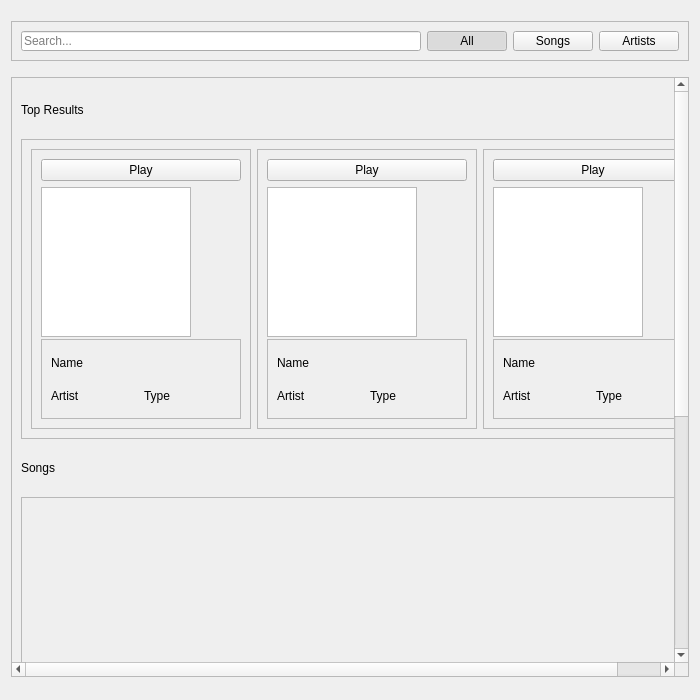
Before: the Qt Designer form client/content/contentSearch.ui in Nmstr/Auralium, drawn with Qt 5.
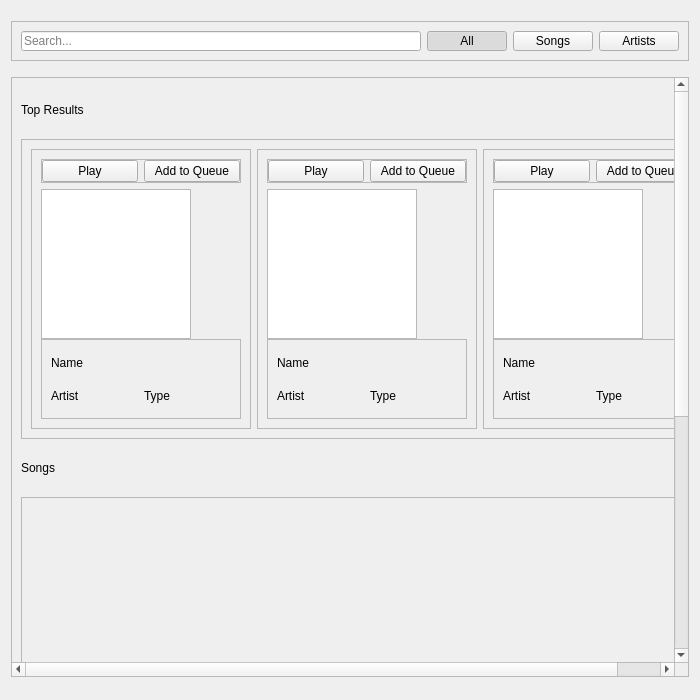
After: the same form once the commit is applied.

Commit message: searched songs can now be added to queue

Diff of the .ui file:
```diff
--- a/client/content/contentSearch.ui
+++ b/client/content/contentSearch.ui
@@ -185,10 +185,41 @@
             </property>
             <layout class="QVBoxLayout" name="verticalLayout_11">
              <item>
-              <widget class="QPushButton" name="searchTopResults0Play">
-               <property name="text">
-                <string>Play</string>
+              <widget class="QFrame" name="searchTopResults0ButtonsFrame">
+               <property name="frameShape">
+                <enum>QFrame::StyledPanel</enum>
                </property>
+               <property name="frameShadow">
+                <enum>QFrame::Raised</enum>
+               </property>
+               <layout class="QHBoxLayout" name="horizontalLayout">
+                <property name="leftMargin">
+                 <number>0</number>
+                </property>
+                <property name="topMargin">
+                 <number>0</number>
+                </property>
+                <property name="rightMargin">
+                 <number>0</number>
+                </property>
+                <property name="bottomMargin">
+                 <number>0</number>
+                </property>
+                <item>
+                 <widget class="QPushButton" name="searchTopResults0Play">
+                  <property name="text">
+                   <string>Play</string>
+                  </property>
+                 </widget>
+                </item>
+                <item>
+                 <widget class="QPushButton" name="searchTopResults0AddToQueue">
+                  <property name="text">
+                   <string>Add to Queue</string>
+                  </property>
+                 </widget>
+                </item>
+               </layout>
               </widget>
              </item>
              <item>
@@ -274,10 +305,41 @@
             </property>
             <layout class="QVBoxLayout" name="verticalLayout_12">
              <item>
-              <widget class="QPushButton" name="searchTopResults1Play">
-               <property name="text">
-                <string>Play</string>
+              <widget class="QFrame" name="searchTopResults1ButtonsFrame">
+               <property name="frameShape">
+                <enum>QFrame::StyledPanel</enum>
                </property>
+               <property name="frameShadow">
+                <enum>QFrame::Raised</enum>
+               </property>
+               <layout class="QHBoxLayout" name="horizontalLayout_2">
+                <property name="leftMargin">
+                 <number>0</number>
+                </property>
+                <property name="topMargin">
+                 <number>0</number>
+                </property>
+                <property name="rightMargin">
+                 <number>0</number>
+                </property>
+                <property name="bottomMargin">
+                 <number>0</number>
+                </property>
+                <item>
+                 <widget class="QPushButton" name="searchTopResults1Play">
+                  <property name="text">
+                   <string>Play</string>
+                  </property>
+                 </widget>
+                </item>
+                <item>
+                 <widget class="QPushButton" name="searchTopResults1AddToQueue">
+                  <property name="text">
+                   <string>Add to Queue</string>
+                  </property>
+                 </widget>
+                </item>
+               </layout>
               </widget>
              </item>
              <item>
@@ -354,10 +416,41 @@
             </property>
             <layout class="QVBoxLayout" name="verticalLayout_13">
              <item>
-              <widget class="QPushButton" name="searchTopResults2Play">
-               <property name="text">
-                <string>Play</string>
+              <widget class="QFrame" name="searchTopResults2ButtonsFrame">
+               <property name="frameShape">
+                <enum>QFrame::StyledPanel</enum>
                </property>
+               <property name="frameShadow">
+                <enum>QFrame::Raised</enum>
+               </property>
+               <layout class="QHBoxLayout" name="horizontalLayout_5">
+                <property name="leftMargin">
+                 <number>0</number>
+                </property>
+                <property name="topMargin">
+                 <number>0</number>
+                </property>
+                <property name="rightMargin">
+                 <number>0</number>
+                </property>
+                <property name="bottomMargin">
+                 <number>0</number>
+                </property>
+                <item>
+                 <widget class="QPushButton" name="searchTopResults2Play">
+                  <property name="text">
+                   <string>Play</string>
+                  </property>
+                 </widget>
+                </item>
+                <item>
+                 <widget class="QPushButton" name="searchTopResults2AddToQueue">
+                  <property name="text">
+                   <string>Add to Queue</string>
+                  </property>
+                 </widget>
+                </item>
+               </layout>
               </widget>
              </item>
              <item>
```
The commit also changes 1 other file.
